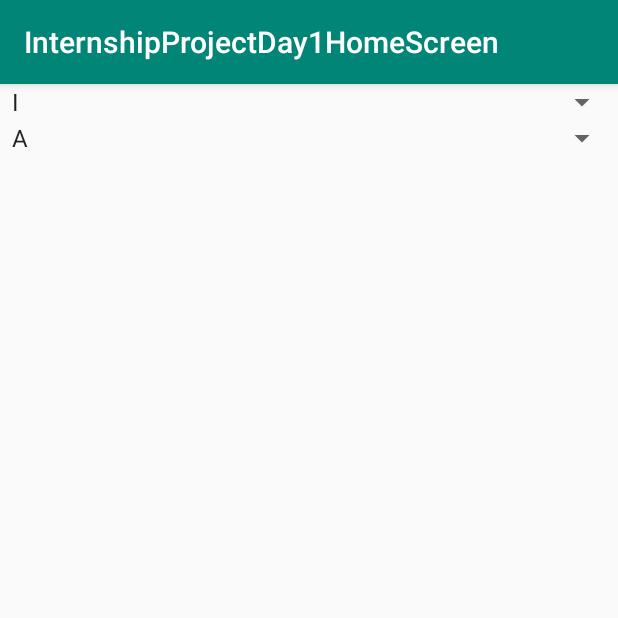
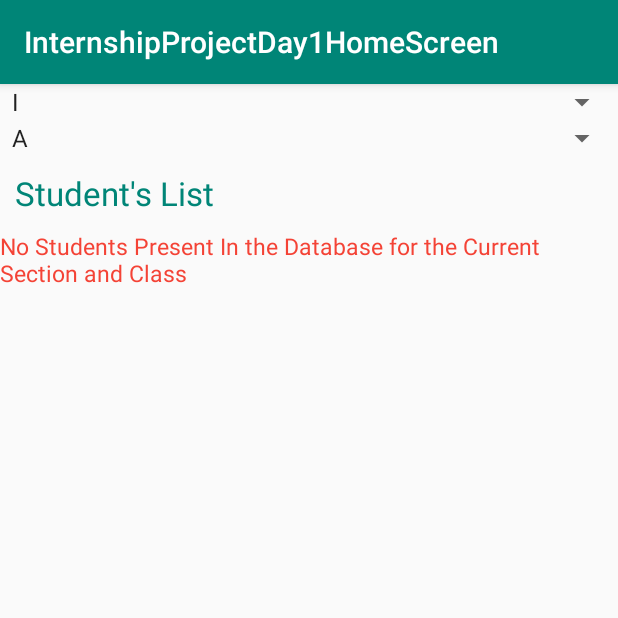
Before and after one commit to shub-naik/UpdatedSmartSchoolApp, an Android app: the DeleteStudent screen opened directly, with no data from a screen before it, on a phone screen of 412 x 824 dp, the top half of it. Run offline under Robolectric (Android 15) with nearby library versions, the phone set to English and light mode, and no system bars; our stand-ins replace Firebase (no records; nobody signed in at launch, a user with empty details on screens opened directly).

```diff
--- a/app/src/main/java/com/pragyatitsolutions/SchoolManagement/DeleteStudent.java
+++ b/app/src/main/java/com/pragyatitsolutions/SchoolManagement/DeleteStudent.java
@@ -11,6 +11,7 @@ import android.view.LayoutInflater;
 import android.view.View;
 import android.widget.AdapterView;
 import android.widget.Spinner;
+import android.widget.TextView;
 import android.widget.Toast;
 
 import com.google.firebase.database.DataSnapshot;
@@ -77,6 +78,11 @@ public class DeleteStudent extends AppCompatActivity {
         LayoutInflater inflater = getLayoutInflater();
         View dialogView = inflater.inflate(R.layout.progress_dialog_using_alert_dialog, null);
 
+        TextView title = dialogView.findViewById(R.id.AlertTitle);
+        TextView message = dialogView.findViewById(R.id.AlertMessage);
+        title.setText("Loading..");
+        message.setText("Data is Loading...");
+
         // Specify alert dialog is not cancelable/not ignorable
         builder.setCancelable(false);
 
@@ -95,6 +101,8 @@ public class DeleteStudent extends AppCompatActivity {
             @Override
             public void onDataChange(@NonNull DataSnapshot dataSnapshot) {
                 if (dataSnapshot.exists()) {
+                    TextView status = findViewById(R.id.StudentStatus);
+                    status.setVisibility(View.INVISIBLE);
                     list.clear();
                     for (DataSnapshot d1 : dataSnapshot.getChildren()) {
                         list.add(d1.getValue(Student.class));
@@ -105,6 +113,8 @@ public class DeleteStudent extends AppCompatActivity {
                     adapter.notifyDataSetChanged();
                     alertDialog.dismiss();
                 } else {
+                    TextView status = findViewById(R.id.StudentStatus);
+                    status.setVisibility(View.VISIBLE);
                     alertDialog.dismiss();
                     list.clear();
                     StudentsListAdapter adapter = new StudentsListAdapter(list, DeleteStudent.this);
--- a/app/src/main/res/layout/activity_delete_student.xml
+++ b/app/src/main/res/layout/activity_delete_student.xml
@@ -19,6 +19,23 @@
         android:layout_height="wrap_content"
         android:entries="@array/section" />
 
+    <TextView
+        android:layout_width="match_parent"
+        android:layout_height="wrap_content"
+        android:layout_margin="10dp"
+        android:text="Student's List"
+        android:textAppearance="@style/TextAppearance.AppCompat.Large"
+        android:textColor="@color/colorPrimary" />
+
+    <TextView
+        android:id="@+id/StudentStatus"
+        android:layout_width="match_parent"
+        android:layout_height="wrap_content"
+        android:text="No Students Present In the Database for the Current Section and Class"
+        android:textColor="@color/red"
+        android:textSize="15dp"
+        android:visibility="invisible" />
+
     <androidx.recyclerview.widget.RecyclerView
         android:id="@+id/StudentsListRecyclerView"
         android:layout_width="match_parent"
```
